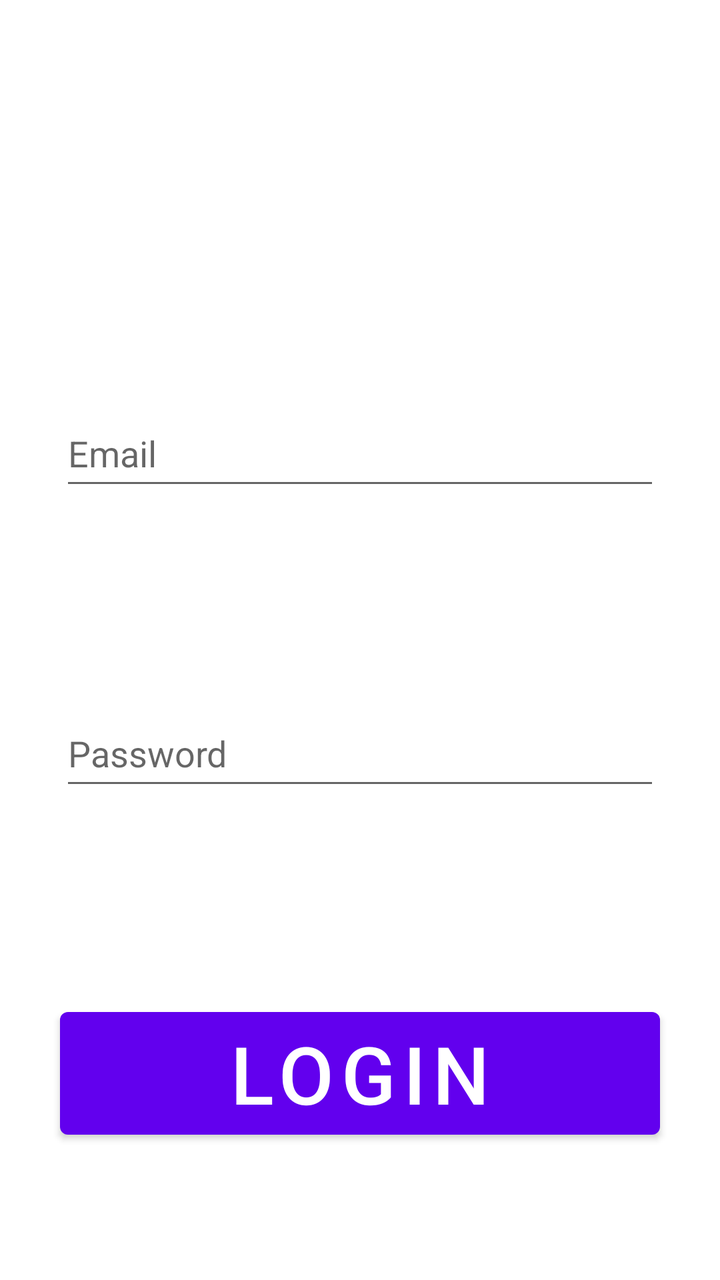
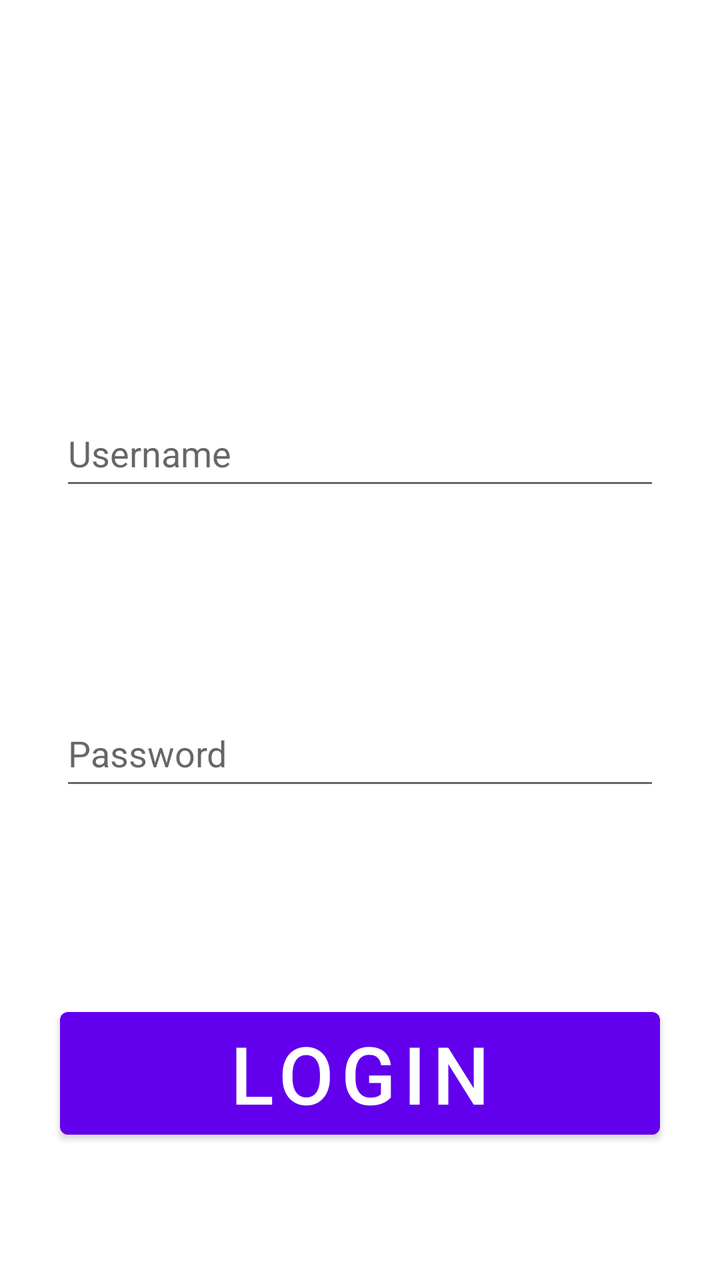

Compare the two renders of this Android layout. The source of the first and the diff that turns it into the second are given below.
<!-- AndroidManifest.xml: application theme Theme.PetMonsters -->
<!-- res/layout/activity_login.xml -->
<?xml version="1.0" encoding="utf-8"?>
<androidx.constraintlayout.widget.ConstraintLayout xmlns:android="http://schemas.android.com/apk/res/android"
    xmlns:app="http://schemas.android.com/apk/res-auto"
    xmlns:tools="http://schemas.android.com/tools"
    android:layout_width="match_parent"
    android:layout_height="match_parent"
    tools:context=".LoginActivity">

    <LinearLayout
        android:layout_width="match_parent"
        android:layout_height="match_parent"
        android:orientation="vertical">

        <EditText
            android:id="@+id/email_et"
            android:layout_width="300dp"
            android:layout_height="50dp"
            android:layout_gravity="center"
            android:layout_marginTop="200dp"
            android:hint="Email"/>

        <EditText
            android:id="@+id/password_et"
            android:layout_width="300dp"
            android:layout_height="50dp"
            android:layout_gravity="center"
            android:layout_marginTop="100dp"
            android:inputType="textPassword"
            android:hint="Password"/>

        <Button
            android:id="@+id/login_btn"
            android:layout_width="300dp"
            android:layout_height="wrap_content"
            android:layout_gravity="center"
            android:layout_marginTop="100dp"
            android:text="LOGIN"
            android:textSize="40dp"/>

    </LinearLayout>

</androidx.constraintlayout.widget.ConstraintLayout>
<!-- resources referenced by this layout -->
<resources>
  <style name="Theme.PetMonsters" parent="Theme.MaterialComponents.DayNight.DarkActionBar">
          
          <item name="colorPrimary">@color/purple_500</item>
          <item name="colorPrimaryVariant">@color/purple_700</item>
          <item name="colorOnPrimary">@color/white</item>
          
          <item name="colorSecondary">@color/teal_200</item>
          <item name="colorSecondaryVariant">@color/teal_700</item>
          <item name="colorOnSecondary">@color/black</item>
          
          <item name="android:statusBarColor">?attr/colorPrimaryVariant</item>
          
      </style>
  <color name="purple_500">#FF6200EE</color>
  <color name="purple_700">#FF3700B3</color>
  <color name="white">#FFFFFFFF</color>
  <color name="teal_200">#FF03DAC5</color>
  <color name="teal_700">#FF018786</color>
  <color name="black">#FF000000</color>
</resources>

<!-- the commit's change to res/layout/activity_login.xml (unified diff, before → after) -->
@@ -12,12 +12,12 @@
         android:orientation="vertical">
 
         <EditText
-            android:id="@+id/email_et"
+            android:id="@+id/username_et"
             android:layout_width="300dp"
             android:layout_height="50dp"
             android:layout_gravity="center"
             android:layout_marginTop="200dp"
-            android:hint="Email"/>
+            android:hint="Username"/>
 
         <EditText
             android:id="@+id/password_et"
